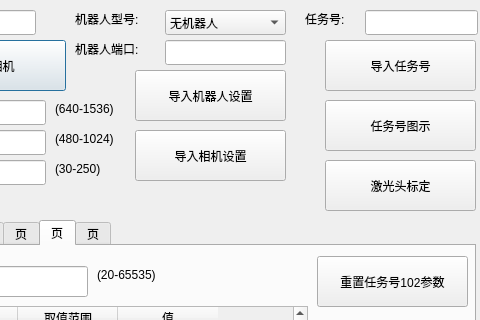
Above: qtmysunnydlg.ui from qubo188612/qtwelding before the change; both pictures show x 115 to 595 and y 0 to 320 of the 1128 by 758 pixel window. Below: the same form after it.
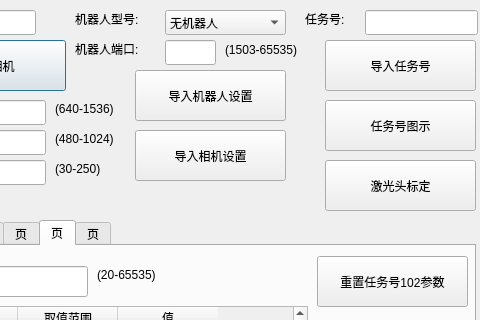
That is the form after the change. Custom widgets are drawn as their Qt base class.

What changed in the file:
```diff
--- a/qtmysunnydlg.ui
+++ b/qtmysunnydlg.ui
@@ -116,7 +116,7 @@
     <rect>
      <x>280</x>
      <y>40</y>
-     <width>121</width>
+     <width>51</width>
      <height>25</height>
     </rect>
    </property>
@@ -3016,6 +3016,19 @@
     <string/>
    </property>
   </widget>
+  <widget class="QLabel" name="label_43">
+   <property name="geometry">
+    <rect>
+     <x>340</x>
+     <y>40</y>
+     <width>91</width>
+     <height>20</height>
+    </rect>
+   </property>
+   <property name="text">
+    <string>(1503-65535)</string>
+   </property>
+  </widget>
  </widget>
  <customwidgets>
   <customwidget>
```
